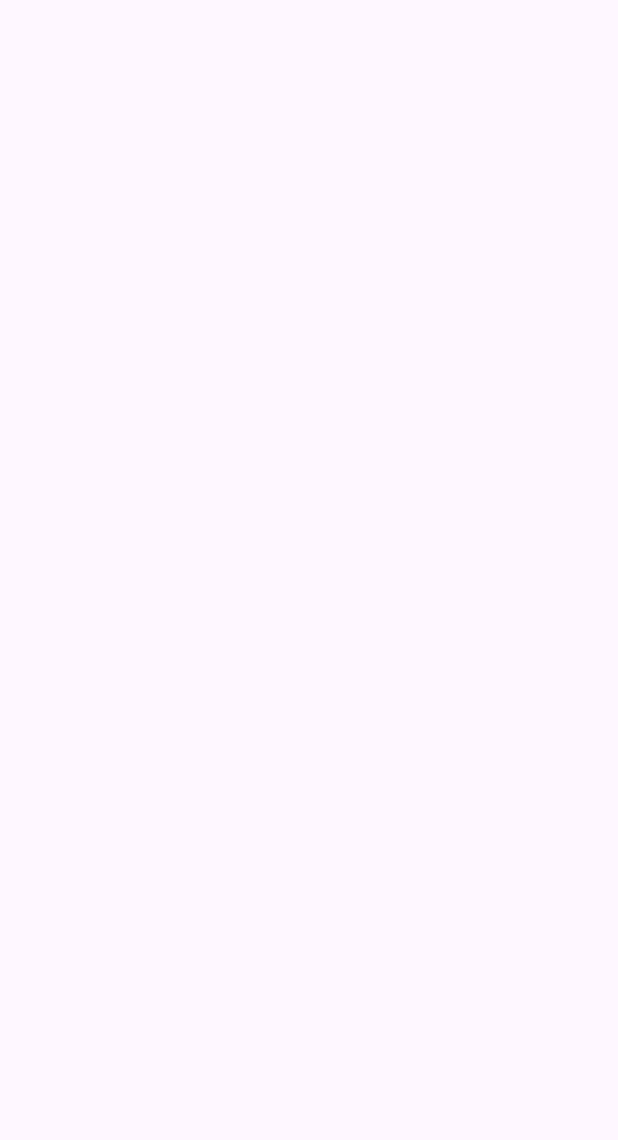
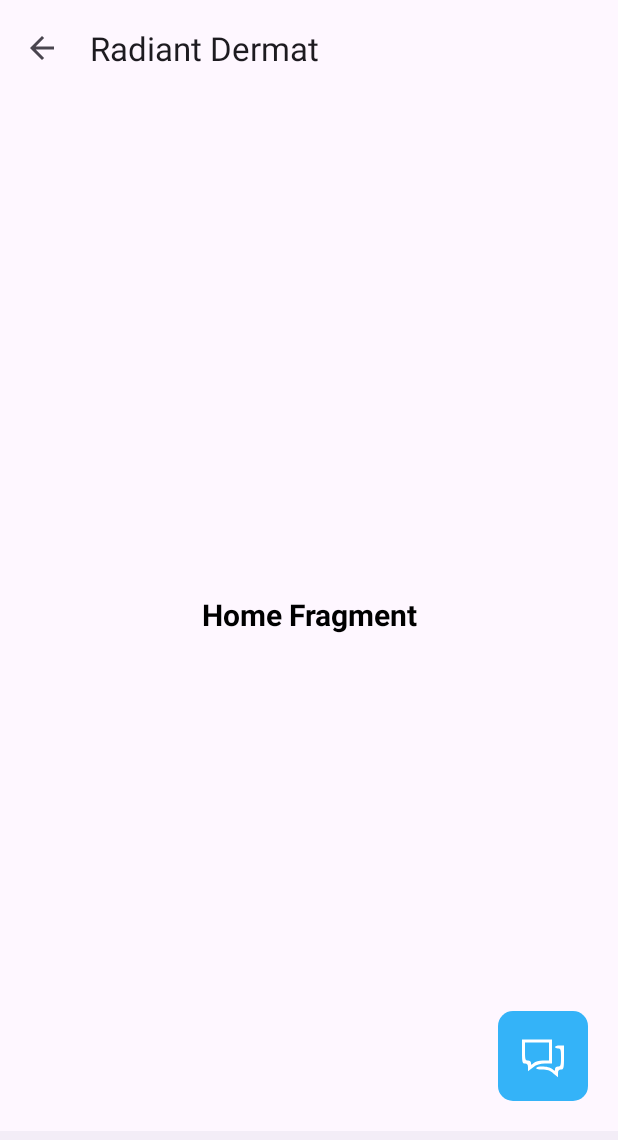
Before and after one commit to Kelaskaraditya1/Radiant-Dermat-Mark1, an Android app: the DashBoardActivity screen opened directly, with no data from a screen before it, on a phone screen of 412 x 824 dp. Before the commit the part shown is empty. Shown: the top 1140 px of the screen. Run offline under Robolectric (Android 15) with nearby library versions, the phone set to English and light mode, and no system bars; our stand-ins replace Firebase (no records; nobody signed in at launch, a user with empty details on screens opened directly), data binding.

Commit message:
ChatBot Integrated Successfully

```diff
--- a/app/src/main/java/com/starkindustries/radientdermat/Frontend/Activity/DashBoardActivity.kt
+++ b/app/src/main/java/com/starkindustries/radientdermat/Frontend/Activity/DashBoardActivity.kt
@@ -1,24 +1,70 @@
 package com.starkindustries.radientdermat.Frontend.Activity
+
+import android.content.Intent
+import android.content.SharedPreferences
 import android.os.Bundle
+import android.view.View
+import android.widget.ImageButton
 import androidx.activity.enableEdgeToEdge
 import androidx.appcompat.app.AppCompatActivity
 import androidx.core.view.ViewCompat
 import androidx.core.view.WindowInsetsCompat
 import androidx.databinding.DataBindingUtil
+import androidx.fragment.app.FragmentManager
+import androidx.fragment.app.FragmentTransaction
+import com.google.firebase.auth.FirebaseAuth
+import com.starkindustries.radientdermat.Frontend.Fragment.ChatBotFragment
+import com.starkindustries.radientdermat.Frontend.Fragment.HomeFragment
+import com.starkindustries.radientdermat.Keys.Keys
 import com.starkindustries.radientdermat.R
 import com.starkindustries.radientdermat.databinding.ActivityDashBoardBinding
 
 class DashBoardActivity : AppCompatActivity() {
-    lateinit var binding:ActivityDashBoardBinding
+    lateinit var binding: ActivityDashBoardBinding
+    lateinit var auth: FirebaseAuth
+    lateinit var sharedPreferences: SharedPreferences
+    lateinit var editor: SharedPreferences.Editor
+
     override fun onCreate(savedInstanceState: Bundle?) {
         super.onCreate(savedInstanceState)
         enableEdgeToEdge()
         setContentView(R.layout.activity_dash_board)
-        binding= DataBindingUtil.setContentView(this,R.layout.activity_dash_board)
+        binding = DataBindingUtil.setContentView(this, R.layout.activity_dash_board)
+        auth = FirebaseAuth.getInstance()
+        setSupportActionBar(binding.toolbar)
+        supportActionBar?.setTitle("Radiant Dermat")
+        supportActionBar?.setDisplayHomeAsUpEnabled(true)
+
+        // Load HomeFragment initially
+        val manager: FragmentManager = supportFragmentManager
+        val transaction: FragmentTransaction = manager.beginTransaction()
+        transaction.add(R.id.framelayout, HomeFragment())
+        transaction.commit()
+
+        // Chat button click listener
+//        binding.chatButton.setOnClickListener {
+//            binding.chatButton.visibility = View.GONE
+//            val manager: FragmentManager = supportFragmentManager
+//            val transaction: FragmentTransaction = manager.beginTransaction()
+//            transaction.replace(R.id.framelayout, ChatBotFragment())
+//            transaction.addToBackStack(null)  // Add to back stack for back navigation
+//            transaction.commit()
+//        }
+
         ViewCompat.setOnApplyWindowInsetsListener(findViewById(R.id.main)) { v, insets ->
             val systemBars = insets.getInsets(WindowInsetsCompat.Type.systemBars())
             v.setPadding(systemBars.left, systemBars.top, systemBars.right, systemBars.bottom)
             insets
         }
     }
+
+
+
+    override fun onBackPressed() {
+        if (supportFragmentManager.backStackEntryCount > 0) {
+            supportFragmentManager.popBackStack()
+        } else {
+            super.onBackPressed()  // Default back press behavior
+        }
+    }
 }
--- /dev/null
+++ b/app/src/main/java/com/starkindustries/radientdermat/Frontend/Fragment/HomeFragment.kt
@@ -0,0 +1,70 @@
+package com.starkindustries.radientdermat.Frontend.Fragment
+
+import android.os.Bundle
+import androidx.fragment.app.Fragment
+import android.view.LayoutInflater
+import android.view.View
+import android.view.ViewGroup
+import android.widget.ImageButton
+import androidx.appcompat.widget.AppCompatButton
+import com.starkindustries.radientdermat.R
+
+// TODO: Rename parameter arguments, choose names that match
+// the fragment initialization parameters, e.g. ARG_ITEM_NUMBER
+private const val ARG_PARAM1 = "param1"
+private const val ARG_PARAM2 = "param2"
+
+/**
+ * A simple [Fragment] subclass.
+ * Use the [HomeFragment.newInstance] factory method to
+ * create an instance of this fragment.
+ */
+class HomeFragment : Fragment() {
+    lateinit var chatButton:ImageButton
+    // TODO: Rename and change types of parameters
+    private var param1: String? = null
+    private var param2: String? = null
+
+    override fun onCreate(savedInstanceState: Bundle?) {
+        super.onCreate(savedInstanceState)
+        arguments?.let {
+            param1 = it.getString(ARG_PARAM1)
+            param2 = it.getString(ARG_PARAM2)
+        }
+    }
+
+    override fun onCreateView(
+        inflater: LayoutInflater, container: ViewGroup?,
+        savedInstanceState: Bundle?
+    ): View? {
+        // Inflate the layout for this fragment
+        val view = inflater.inflate(R.layout.fragment_home, container, false)
+        chatButton=view.findViewById(R.id.chatButton)
+        chatButton.setOnClickListener(){
+            val transaction = parentFragmentManager.beginTransaction()
+            transaction.replace(R.id.framelayout,ChatBotFragment())  // Replace with your desired fragment
+            transaction.commit()
+        }
+        return view
+    }
+
+    companion object {
+        /**
+         * Use this factory method to create a new instance of
+         * this fragment using the provided parameters.
+         *
+         * @param param1 Parameter 1.
+         * @param param2 Parameter 2.
+         * @return A new instance of fragment HomeFragment.
+         */
+        // TODO: Rename and change types and number of parameters
+        @JvmStatic
+        fun newInstance(param1: String, param2: String) =
+            HomeFragment().apply {
+                arguments = Bundle().apply {
+                    putString(ARG_PARAM1, param1)
+                    putString(ARG_PARAM2, param2)
+                }
+            }
+    }
+}
--- /dev/null
+++ b/app/src/main/res/drawable/button_shape.xml
@@ -0,0 +1,18 @@
+<?xml version="1.0" encoding="utf-8"?>
+<selector xmlns:android="http://schemas.android.com/apk/res/android">
+<item>
+    <shape xmlns:android="http://schemas.android.com/apk/res/android"
+        android:shape="rectangle">
+
+        <solid android:color="#34B3F8" /> <!-- Background color -->
+
+        <size
+            android:width="60dp"
+            android:height="60dp" /> <!-- Size of the button -->
+
+        <corners android:radius="10dp" /> <!-- Make sure the radius matches to keep it circular -->
+
+    </shape>
+
+</item>
+</selector>
--- /dev/null
+++ b/app/src/main/res/drawable/chat.xml
@@ -0,0 +1,14 @@
+<vector xmlns:android="http://schemas.android.com/apk/res/android"
+    android:width="32dp"
+    android:height="32dp"
+    android:viewportWidth="32"
+    android:viewportHeight="32">
+  <path
+      android:pathData="M2,13c0,7.3 0.2,8 2,8 1.5,-0 2,0.7 2,2.6l0,2.5 3.3,-2.5c2.5,-1.9 4.6,-2.6 8,-2.6l4.7,-0 0,-8 0,-8 -10,-0 -10,-0 0,8zM20,13l0,6 -4.2,-0c-2.4,-0 -4.9,0.7 -6,1.7 -1.7,1.5 -1.8,1.5 -1.8,-0 0,-1 -0.8,-1.7 -2,-1.7 -1.8,-0 -2,-0.7 -2,-6l0,-6 8,-0 8,-0 0,6z"
+      android:fillColor="@color/white"
+      android:strokeColor="#00000000"/>
+  <path
+      android:pathData="M24,10c0,0.5 0.9,1 2,1 1.8,-0 2,0.7 2,6 0,5.3 -0.2,6 -2,6 -1.2,-0 -2,0.7 -2,1.7 0,1.5 -0.1,1.5 -1.8,-0 -2,-1.9 -9.7,-2.3 -10.7,-0.7 -0.4,0.6 1.1,1 3.9,1 3.3,-0 5.2,0.6 7.5,2.6l3.1,2.6 0,-2.6c0,-1.9 0.5,-2.6 2,-2.6 1.8,-0 2,-0.7 2,-8l0,-8 -3,-0c-1.6,-0 -3,0.4 -3,1z"
+      android:fillColor="@color/white"
+      android:strokeColor="#00000000"/>
+</vector>
--- a/app/src/main/res/layout/activity_dash_board.xml
+++ b/app/src/main/res/layout/activity_dash_board.xml
@@ -3,10 +3,33 @@
     xmlns:android="http://schemas.android.com/apk/res/android"
     xmlns:app="http://schemas.android.com/apk/res-auto"
     xmlns:tools="http://schemas.android.com/tools">
-    <androidx.constraintlayout.widget.ConstraintLayout
+    <androidx.coordinatorlayout.widget.CoordinatorLayout
         android:id="@+id/main"
         android:layout_width="match_parent"
         android:layout_height="match_parent"
         tools:context=".Frontend.Activity.DashBoardActivity">
-    </androidx.constraintlayout.widget.ConstraintLayout>
+
+        <!-- AppBar with Toolbar -->
+        <com.google.android.material.appbar.AppBarLayout
+            android:layout_width="match_parent"
+            android:layout_height="wrap_content">
+            <androidx.appcompat.widget.Toolbar
+                android:id="@+id/toolbar"
+                android:layout_width="match_parent"
+                android:layout_height="wrap_content"/>
+        </com.google.android.material.appbar.AppBarLayout>
+        <FrameLayout
+            android:id="@+id/framelayout"
+            android:layout_width="match_parent"
+            android:layout_height="match_parent"
+            android:layout_marginTop="65dp"
+            android:layout_marginBottom="70dp">
+        </FrameLayout>
+        <com.google.android.material.bottomnavigation.BottomNavigationView
+            android:id="@+id/bottom_navigation"
+            android:layout_width="match_parent"
+            android:layout_height="70dp"
+            android:layout_gravity="bottom"
+            />
+    </androidx.coordinatorlayout.widget.CoordinatorLayout>
 </layout>
--- /dev/null
+++ b/app/src/main/res/layout/fragment_home.xml
@@ -0,0 +1,32 @@
+<?xml version="1.0" encoding="utf-8"?>
+<FrameLayout xmlns:android="http://schemas.android.com/apk/res/android"
+    xmlns:tools="http://schemas.android.com/tools"
+    android:layout_width="match_parent"
+    android:layout_height="match_parent"
+    tools:context=".Frontend.Fragment.HomeFragment">
+
+    <!-- TODO: Update blank fragment layout -->
+    <TextView
+        android:layout_width="match_parent"
+        android:layout_height="wrap_content"
+        android:text="Home Fragment"
+        android:textStyle="bold"
+        android:textColor="@color/black"
+        android:textAppearance="@color/black"
+        android:layout_gravity="center"
+        android:textSize="20sp"
+        android:textAlignment="center"/>
+    <ImageButton
+        android:id="@+id/chatButton"
+        android:layout_width="60dp"
+        android:layout_height="wrap_content"
+        android:layout_gravity="bottom|end"
+        android:layout_margin="20sp"
+        android:background="@drawable/button_shape"
+        android:src="@drawable/chat"
+        android:textColor="@color/white"
+        android:textSize="40sp"
+        android:textStyle="bold">
+    </ImageButton>
+
+</FrameLayout>
--- a/app/src/main/res/values/strings.xml
+++ b/app/src/main/res/values/strings.xml
@@ -1,3 +1,5 @@
 <resources>
     <string name="app_name">Radient Dermat</string>
+    <!-- TODO: Remove or change this placeholder text -->
+    <string name="hello_blank_fragment">Hello blank fragment</string>
 </resources>
--- a/gradle.properties
+++ b/gradle.properties
@@ -21,3 +21,4 @@ kotlin.code.style=official
 # resources declared in the library itself and none from the library's dependencies,
 # thereby reducing the size of the R class for that library
 android.nonTransitiveRClass=true
+android.defaults.buildfeatures.buildconfig=true
```
Also changed, not shown: app/build.gradle.kts (+18 -0 lines), app/src/main/java/com/starkindustries/radientdermat/Frontend/Activity/MainActivity.kt (+29 -10 lines), app/src/main/java/com/starkindustries/radientdermat/Frontend/Fragment/ChatBotFragment.kt (added, +120 -0 lines), app/src/main/res/drawable/plus_sign.xml (added, +10 -0 lines), app/src/main/res/layout/fragment_chat_bot.xml (added, +73 -0 lines).
